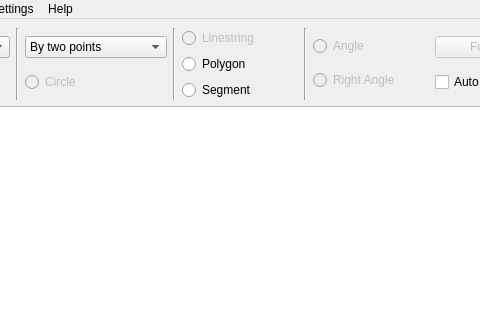
First picture: the form in main.ui, repository csekri/tkzgeom, before the edit; both pictures show x 130 to 610 and y 0 to 320 of the 1202 by 711 pixel window.
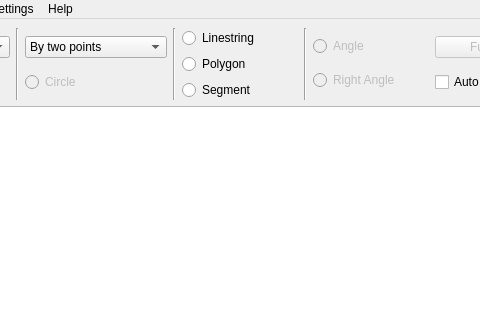
Second picture: the form after the edit. Icons and pictures are not drawn.

Patch:
```diff
--- a/main.ui
+++ b/main.ui
@@ -203,7 +203,7 @@
             <item>
              <widget class="QRadioButton" name="linestring_radio">
               <property name="enabled">
-               <bool>false</bool>
+               <bool>true</bool>
               </property>
               <property name="focusPolicy">
                <enum>Qt::NoFocus</enum>
```
